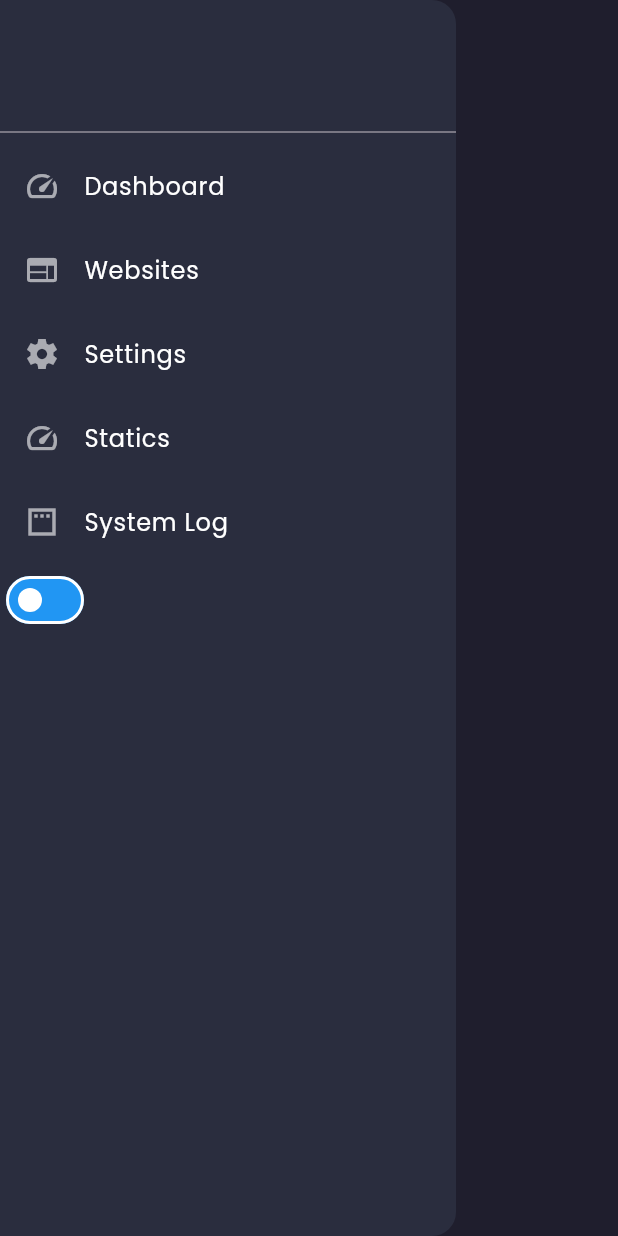
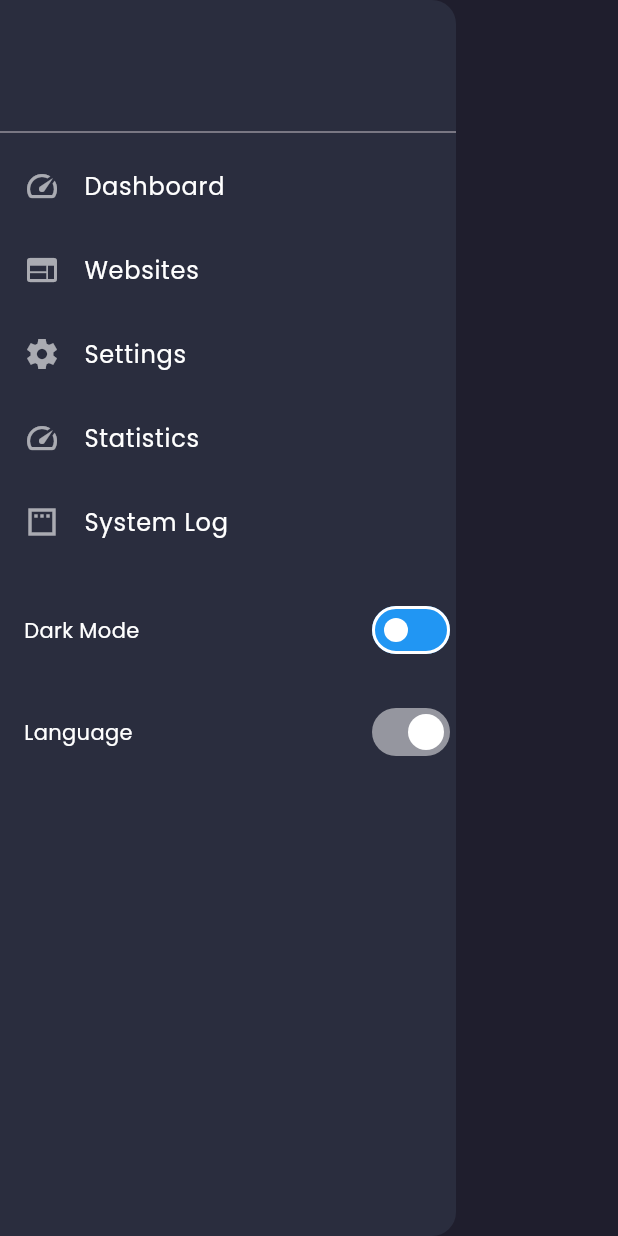
Before and after one commit to WaF2Flutter/WaF2Flutter-Interface, a Flutter app: the SideBar widget shown alone on an empty page, opened directly, on a phone screen of 412 x 824 dp. Run offline on Flutter 3.47's test engine with Material 3 defaults, Android fonts, the phone set to English and light mode, and no system bars; drawn by our look-alikes of auto_size_text; our stand-ins replace fl_chart, get, google_fonts; missing offline and left inert: carousel_slider_plus, flutter_octicons.

Commit message:
Update SideBar.dart

```diff
--- a/lib/screens/component/SideBar.dart
+++ b/lib/screens/component/SideBar.dart
@@ -1,6 +1,7 @@
 import 'package:flutter/material.dart';
 import 'package:auto_size_text/auto_size_text.dart';
 import 'package:msf/controllers/ThemeController.dart';
+import 'package:msf/controllers/TranslateController.dart';
 import 'package:get/get.dart';
 
 class SideBar extends StatelessWidget {
@@ -15,23 +16,15 @@ class SideBar extends StatelessWidget {
       child: SingleChildScrollView(
         child: Column(
           children: [
-            //   DrawerHeader(child: Image.asset("img/Icon.png")),
-            const SizedBox(
-              height: 80,
-            ),
-            Divider(
-              color: Theme.of(context).dividerColor,
-            ),
+            const SizedBox(height: 80),
+            Divider(color: Theme.of(context).dividerColor),
             ListTile(
               onTap: () {
                 Get.toNamed("/home");
               },
-              leading: const Icon(
-                Icons.speed_outlined,
-                color: Colors.white60,
-              ),
+              leading: const Icon(Icons.speed_outlined, color: Colors.white60),
               title: AutoSizeText(
-                "Dashboard",
+                "Dashboard".tr,
                 maxLines: 1,
                 style: TextStyle(color: Theme.of(context).primaryColor),
               ),
@@ -40,10 +33,7 @@ class SideBar extends StatelessWidget {
               onTap: () {
                 Get.toNamed("/websites");
               },
-              leading: const Icon(
-                Icons.web,
-                color: Colors.white60,
-              ),
+              leading: const Icon(Icons.web, color: Colors.white60),
               title: AutoSizeText(
                 "Websites",
                 maxLines: 1,
@@ -51,49 +41,78 @@ class SideBar extends StatelessWidget {
               ),
             ),
             ListTile(
-              onTap: () {},
-              leading: const Icon(
-                Icons.settings_sharp,
-                color: Colors.white60,
-              ),
+              onTap: () {
+                Get.toNamed("/setting");
+              },
+              leading: const Icon(Icons.settings_sharp, color: Colors.white60),
               title: AutoSizeText(
-                "Settings",
+                "Settings".tr,
                 maxLines: 1,
                 style: TextStyle(color: Theme.of(context).primaryColor),
               ),
             ),
             ListTile(
               onTap: () {},
-              leading: const Icon(
-                Icons.speed_outlined,
-                color: Colors.white60,
-              ),
+              leading: const Icon(Icons.speed_outlined, color: Colors.white60),
               title: AutoSizeText(
-                "Statics",
+                "Statistics".tr,
                 maxLines: 1,
                 style: TextStyle(color: Theme.of(context).primaryColor),
               ),
             ),
             ListTile(
               onTap: () {},
-              leading: const Icon(
-                Icons.padding,
-                color: Colors.white60,
-              ),
+              leading: const Icon(Icons.padding, color: Colors.white60),
               title: AutoSizeText(
-                "System Log",
+                "System Log".tr,
                 maxLines: 1,
                 style: TextStyle(color: Theme.of(context).primaryColor),
               ),
             ),
+            const SizedBox(height: 20),
+
+
             Row(
+              mainAxisAlignment: MainAxisAlignment.spaceBetween,
               children: [
+                const Padding(
+                  padding: EdgeInsets.symmetric(horizontal: 16.0),
+                  child: AutoSizeText(
+                    "Dark Mode",
+                    style: TextStyle(color: Colors.white),
+                  ),
+                ),
                 Obx(() {
                   return Switch(
                     value: Get.find<ThemeController>().isDark.value,
                     onChanged: (value) {
                       Get.find<ThemeController>().toggle();
                     },
+                    activeColor: Theme.of(context).primaryColor,
+                  );
+                }),
+              ],
+            ),
+
+            const SizedBox(height: 20),
+
+            Row(
+              mainAxisAlignment: MainAxisAlignment.spaceBetween,
+              children: [
+                const Padding(
+                  padding: EdgeInsets.symmetric(horizontal: 16.0),
+                  child: AutoSizeText(
+                    "Language",
+                    style: TextStyle(color: Colors.white),
+                  ),
+                ),
+                Obx(() {
+                  return Switch(
+                    value: Get.find<TranslateController>().isEnglish.value,
+                    onChanged: (value) {
+                      Get.find<TranslateController>().changeLang(value ? 'en' : 'fa');
+                    },
+                    activeColor: Theme.of(context).primaryColor,
                   );
                 }),
               ],
```
